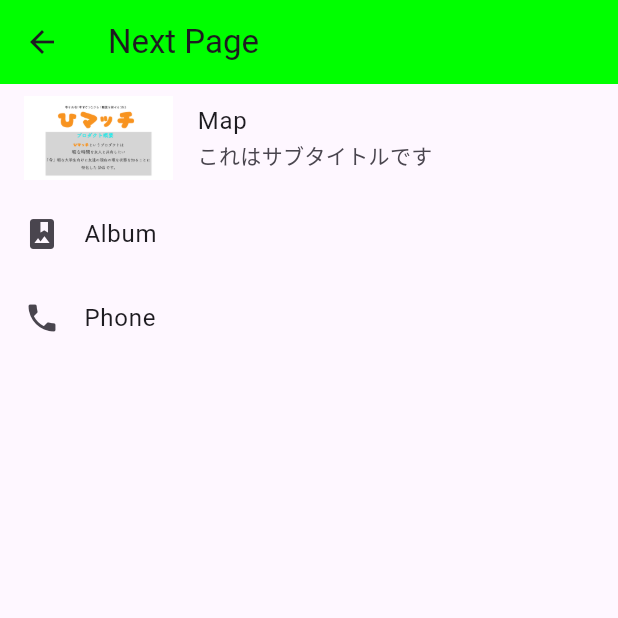
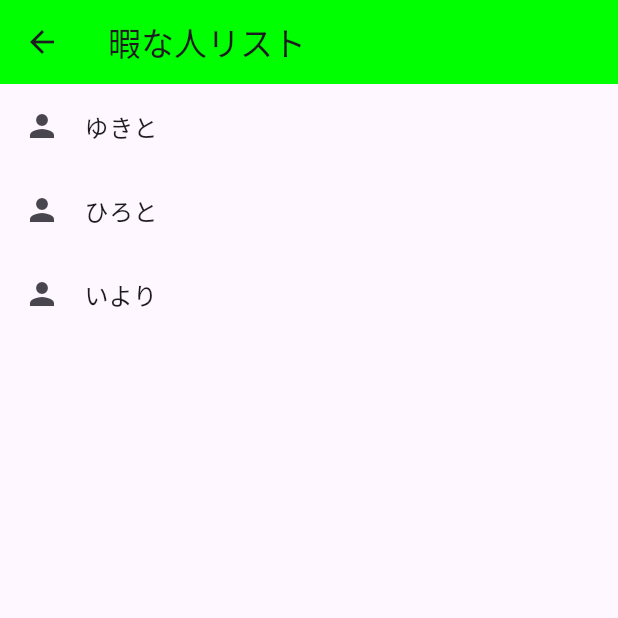
Before and after one commit to enpit2024/flutter_test, a Flutter app: the NextPage screen opened directly, on a phone screen of 412 x 824 dp, the top half of it. Run offline on Flutter 3.47's test engine with Material 3 defaults, Android fonts, the phone set to English and light mode, and no system bars.

Commit message:
Update list.dart to display Japanese names and icons for each person

```diff
--- a/my_web_app/lib/list.dart
+++ b/my_web_app/lib/list.dart
@@ -7,30 +7,29 @@ class NextPage extends StatelessWidget {
   Widget build(BuildContext context) {
     return Scaffold(
         appBar: AppBar(
-          title: const Text('Next Page'),
+          title: const Text('暇な人リスト'),
           backgroundColor: const Color(0xFF00FF00),
         ),
         body: Center(
           child: ListView(
             children: <Widget>[
               ListTile(
-                leading: Image.asset('images/ひマッチ@4x-100.jpg'),
-                title: const Text('Map'),
-                subtitle: const Text('これはサブタイトルです'),
+                leading: const Icon(Icons.person),
+                title: const Text('ゆきと'),
                 onTap: () {
                   Navigator.pop(context);
                 },
               ),
               ListTile(
-                leading: const Icon(Icons.photo_album),
-                title: const Text('Album'),
+                leading: const Icon(Icons.person),
+                title: const Text('ひろと'),
                 onTap: () {
                   Navigator.pop(context);
                 },
               ),
               ListTile(
-                leading: const Icon(Icons.phone),
-                title: const Text('Phone'),
+                leading: const Icon(Icons.person),
+                title: const Text('いより'),
                 onTap: () {
                   Navigator.pop(context);
                 },
```
